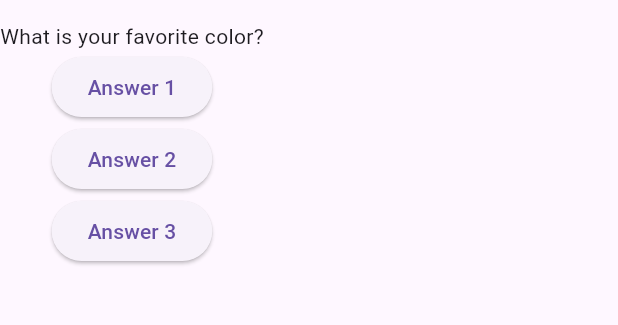
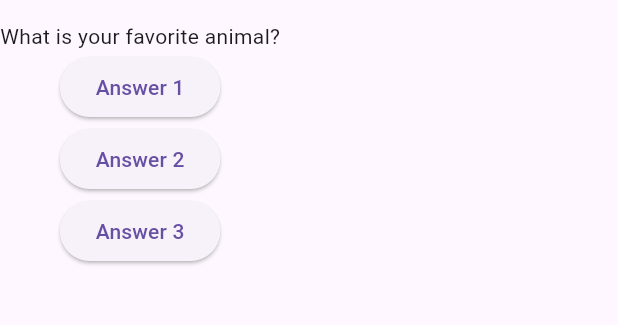
Before and after one commit to joseferreira-dev/project_questions_app, a Flutter app: the screen it shows after launch, after a tap on "Answer 1", on a phone screen of 412 x 824 dp, the part 63-388 px from its top. Run offline on Flutter 3.47's test engine with Material 3 defaults, Android fonts, the phone set to English and light mode, and no system bars.

Commit message:
Add state to the main app component

```diff
--- a/lib/main.dart
+++ b/lib/main.dart
@@ -4,16 +4,17 @@ void main() {
   runApp(QuestionsApp());
 }
 
-class QuestionsApp extends StatelessWidget {
-  QuestionsApp({super.key});
-
-  final List<String> questions = [
-    'What is your favorite color?',
-    'What is your favorite animal?',
-  ];
+class QuestionsAppState extends State<QuestionsApp> {
+  int selectedQuestion = 0;
 
   @override
   Widget build(BuildContext context) {
+
+    final List<String> questions = [
+      'What is your favorite color?',
+      'What is your favorite animal?',
+    ];
+
     return MaterialApp(
       home: Scaffold(
         appBar: AppBar(
@@ -21,7 +22,7 @@ class QuestionsApp extends StatelessWidget {
         ),
         body: Column(
           children: [
-            Text(questions[0]),
+            Text(questions[selectedQuestion]),
             ElevatedButton(
               onPressed: answer,
               child: Text('Answer 1'),
@@ -41,94 +42,19 @@ class QuestionsApp extends StatelessWidget {
   }
 
   void answer() {
-    print('Question answered!');
+    setState(() {
+      selectedQuestion++;
+    });
+    print(selectedQuestion);
+  }
+
+}
+
+class QuestionsApp extends StatefulWidget {
+  const QuestionsApp({super.key});
+
+  @override
+  QuestionsAppState createState() {
+    return QuestionsAppState();
   }
 }
-
-// class MyHomePage extends StatefulWidget {
-//   const MyHomePage({super.key, required this.title});
-
-//   // This widget is the home page of your application. It is stateful, meaning
-//   // that it has a State object (defined below) that contains fields that affect
-//   // how it looks.
-
-//   // This class is the configuration for the state. It holds the values (in this
-//   // case the title) provided by the parent (in this case the App widget) and
-//   // used by the build method of the State. Fields in a Widget subclass are
-//   // always marked "final".
-
-//   final String title;
-
-//   @override
-//   State<MyHomePage> createState() => _MyHomePageState();
-// }
-
-// class _MyHomePageState extends State<MyHomePage> {
-//   int _counter = 0;
-
-//   void _incrementCounter() {
-//     setState(() {
-//       // This call to setState tells the Flutter framework that something has
-//       // changed in this State, which causes it to rerun the build method below
-//       // so that the display can reflect the updated values. If we changed
-//       // _counter without calling setState(), then the build method would not be
-//       // called again, and so nothing would appear to happen.
-//       _counter++;
-//     });
-//   }
-
-//   @override
-//   Widget build(BuildContext context) {
-//     // This method is rerun every time setState is called, for instance as done
-//     // by the _incrementCounter method above.
-//     //
-//     // The Flutter framework has been optimized to make rerunning build methods
-//     // fast, so that you can just rebuild anything that needs updating rather
-//     // than having to individually change instances of widgets.
-//     return Scaffold(
-//       appBar: AppBar(
-//         // TRY THIS: Try changing the color here to a specific color (to
-//         // Colors.amber, perhaps?) and trigger a hot reload to see the AppBar
-//         // change color while the other colors stay the same.
-//         backgroundColor: Theme.of(context).colorScheme.inversePrimary,
-//         // Here we take the value from the MyHomePage object that was created by
-//         // the App.build method, and use it to set our appbar title.
-//         title: Text(widget.title),
-//       ),
-//       body: Center(
-//         // Center is a layout widget. It takes a single child and positions it
-//         // in the middle of the parent.
-//         child: Column(
-//           // Column is also a layout widget. It takes a list of children and
-//           // arranges them vertically. By default, it sizes itself to fit its
-//           // children horizontally, and tries to be as tall as its parent.
-//           //
-//           // Column has various properties to control how it sizes itself and
-//           // how it positions its children. Here we use mainAxisAlignment to
-//           // center the children vertically; the main axis here is the vertical
-//           // axis because Columns are vertical (the cross axis would be
-//           // horizontal).
-//           //
-//           // TRY THIS: Invoke "debug painting" (choose the "Toggle Debug Paint"
-//           // action in the IDE, or press "p" in the console), to see the
-//           // wireframe for each widget.
-//           mainAxisAlignment: MainAxisAlignment.center,
-//           children: <Widget>[
-//             const Text(
-//               'You have pushed the button this many times:',
-//             ),
-//             Text(
-//               '$_counter',
-//               style: Theme.of(context).textTheme.headlineMedium,
-//             ),
-//           ],
-//         ),
-//       ),
-//       floatingActionButton: FloatingActionButton(
-//         onPressed: _incrementCounter,
-//         tooltip: 'Increment',
-//         child: const Icon(Icons.add),
-//       ), // This trailing comma makes auto-formatting nicer for build methods.
-//     );
-//   }
-// }
```
